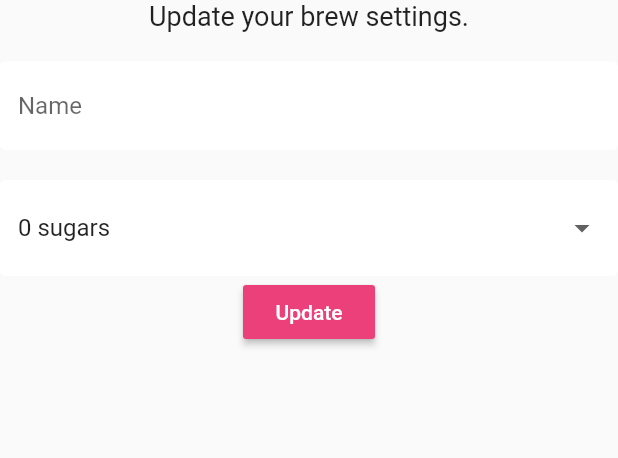
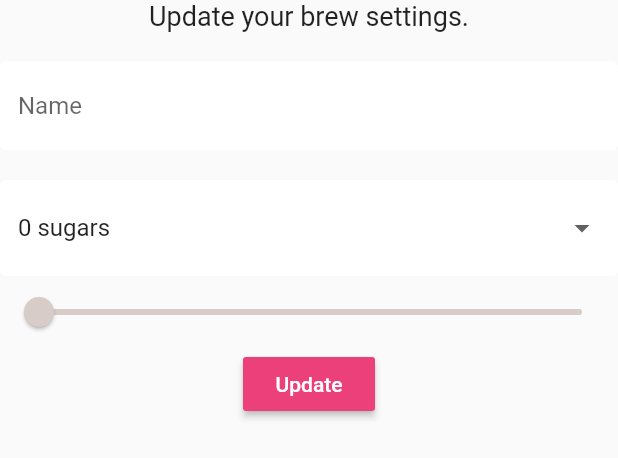
Before and after one commit to TsengYiYao/brew-crew, a Flutter app: the SettingsForm widget shown alone on an empty page, opened directly, on a phone screen of 412 x 824 dp. Shown: the top 458 px of the screen. Run offline on Flutter 3.47's test engine with Material 2 defaults, Android fonts, the phone set to English and light mode, and no system bars; our stand-ins replace cloud_firestore, firebase_auth, flutter_spinkit; accounts and stored records are empty.

```diff
--- a/lib/screens/home/settings_form.dart
+++ b/lib/screens/home/settings_form.dart
@@ -12,7 +12,7 @@ class _SettingsFormState extends State<SettingsForm> {
 
   String _currentName;
   String _currentSugars;
-  String _currentStrength;
+  int _currentStrength;
 
   @override
   Widget build(BuildContext context) {
@@ -33,15 +33,17 @@ class _SettingsFormState extends State<SettingsForm> {
           DropdownButtonFormField(
             decoration: kTextInputDecoration,
             value: _currentSugars ?? '0',
-            items: sugars.map((sugar) {
-              return DropdownMenuItem(
-                value: sugar,
-                child: Text('$sugar sugars'),
-              );
-            }).toList(),
-            onChanged: (String value) {
-              _currentSugars = value;
-            },
+            items: sugars.map((sugar) => DropdownMenuItem(value: sugar, child: Text('$sugar sugars'))).toList(),
+            onChanged: (String value) => _currentSugars = value,
+          ),
+          Slider(
+            value: (_currentStrength ?? 100).toDouble(),
+            activeColor: Colors.brown[_currentStrength ?? 100],
+            inactiveColor: Colors.brown[_currentStrength ?? 100],
+            min: 100,
+            max: 900,
+            divisions: 8,
+            onChanged: (val) => setState(() => _currentStrength = val.round().toInt()),
           ),
           RaisedButton(
             color: Colors.pink[400],
```
